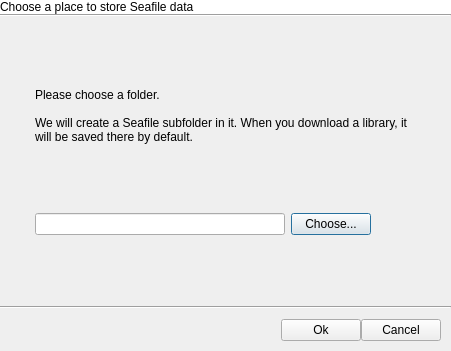
Above: ui/init-seafile-dialog.ui from haiwen/seafile-client before the change. Below: the same form after it.
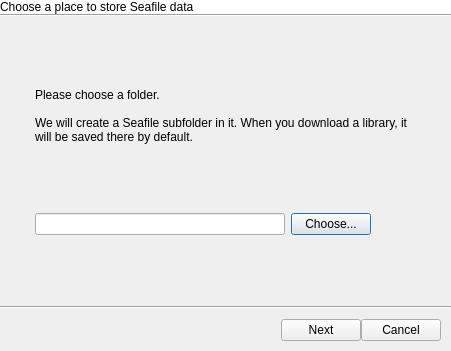
That is the form after the change.

```diff
--- a/ui/init-seafile-dialog.ui
+++ b/ui/init-seafile-dialog.ui
@@ -184,7 +184,7 @@
      <item>
       <widget class="QPushButton" name="mOkBtn">
        <property name="text">
-        <string>Ok</string>
+        <string>Next</string>
        </property>
       </widget>
      </item>
```
